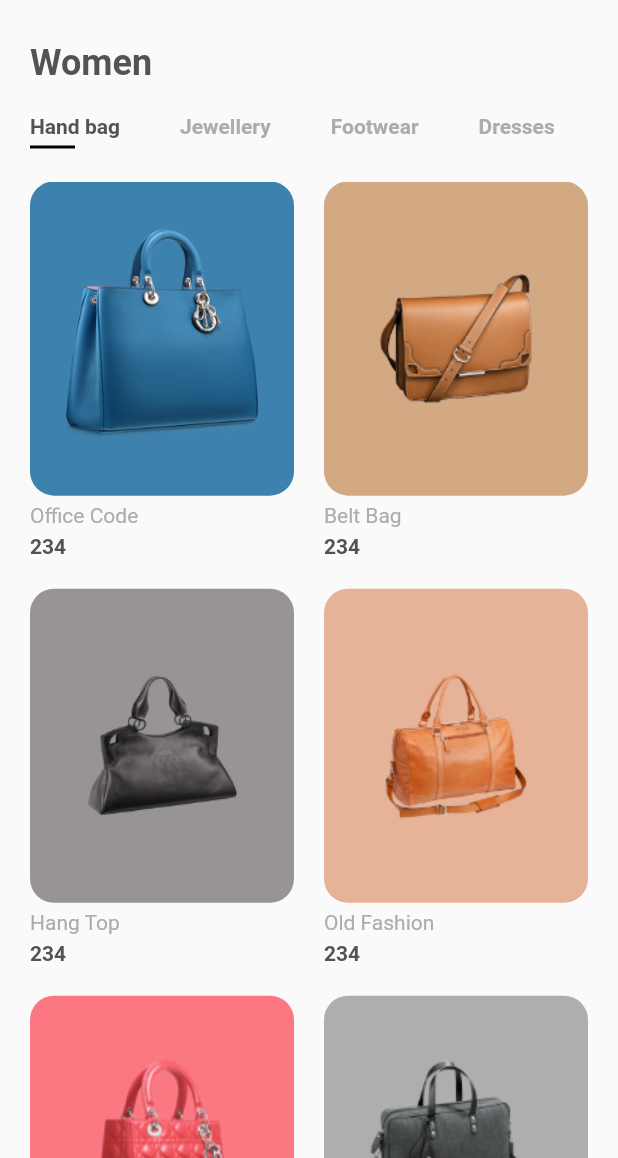
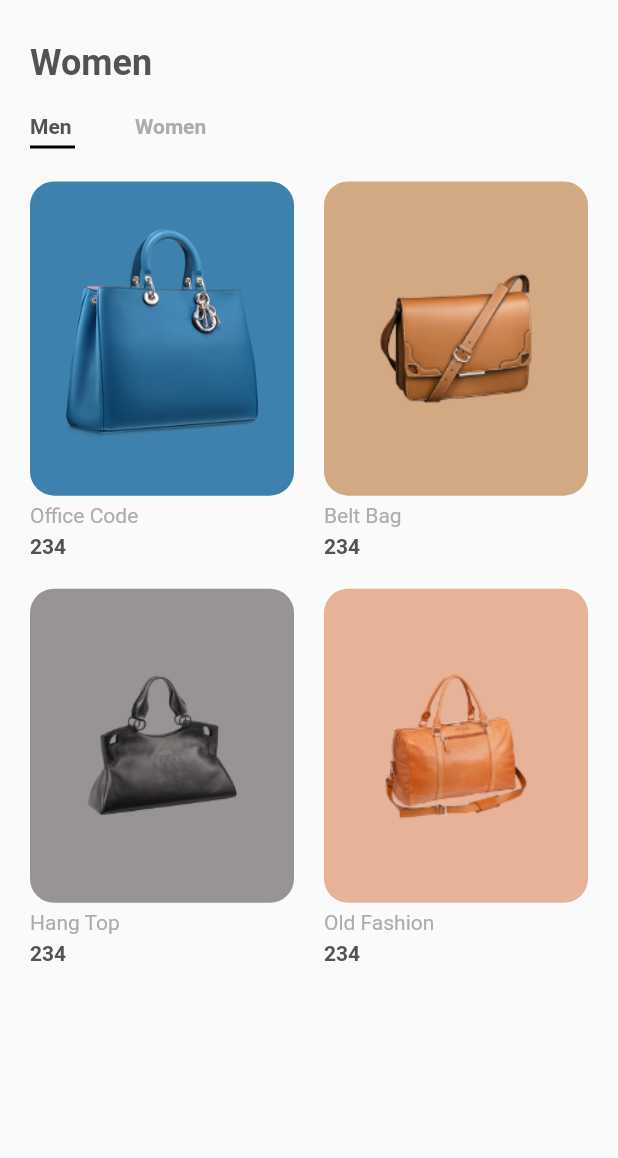
Before and after one commit to moktadirkhan/Shop-Apps, a Flutter app: the screen it shows after launch, on a phone screen of 412 x 824 dp, the part 78-1236 px from its top. Run offline on Flutter 3.47's test engine with Material 2 defaults, Android fonts, the phone set to English and light mode, and no system bars; our stand-ins replace flutter_spinkit, flutter_svg, google_fonts.

Commit message:
dynamic tab switch

```diff
--- a/lib/src/components/categories.dart
+++ b/lib/src/components/categories.dart
@@ -1,17 +1,36 @@
 import 'package:flutter/material.dart';
+import 'package:shop_app/src/models/appData.dart';
+import 'package:shop_app/src/store/store.dart';
 import 'package:shop_app/src/utils/colors.dart';
 //We need statefull widget for our categories
 
 class Categories extends StatefulWidget {
-  const Categories({Key? key}) : super(key: key);
+  final sendDataToParent; // this is a call back function which we will use to send data to parent
+  const Categories({
+    Key? key,
+    this.sendDataToParent,
+  }) : super(key: key);
 
   @override
   _CategoriesState createState() => _CategoriesState();
 }
 
 class _CategoriesState extends State<Categories> {
-  List<String> categories = ["Hand bag", "Jewellery", "Footwear", "Dresses"];
-  int selectedIndex = 0;
+  late AppData appData; // late initilization of appData
+  int selectedIndex = 0; // this is the selected index of the categories
+  void setSelectedIndex(int index) {
+    setState(() {
+      selectedIndex = index; // this is the set state of the selected index
+    });
+  }
+
+  @override
+  void initState() {
+    super.initState();
+    appData = Store.instance
+        .getAppData(); // loading the app data from mock data via Store
+  }
+
   @override
   Widget build(BuildContext context) {
     return Padding(
@@ -20,7 +39,7 @@ class _CategoriesState extends State<Categories> {
         height: 25,
         child: ListView.builder(
           scrollDirection: Axis.horizontal,
-          itemCount: categories.length,
+          itemCount: appData.categories!.length,
           itemBuilder: (context, index) => buildCategory(index),
         ),
       ),
@@ -33,6 +52,7 @@ class _CategoriesState extends State<Categories> {
         setState(() {
           selectedIndex = index;
         });
+        widget.sendDataToParent(index);
       },
       child: Padding(
         padding: const EdgeInsets.symmetric(horizontal: kDefaultPaddin),
@@ -40,22 +60,22 @@ class _CategoriesState extends State<Categories> {
           crossAxisAlignment: CrossAxisAlignment.start,
           children: <Widget>[
             Text(
-                categories[index],
+              appData.categories![index].catgoryName!,
               style: TextStyle(
                 fontWeight: FontWeight.bold,
                 color: selectedIndex == index ? kTextColor : kTextLightColor,
               ),
             ),
-              //for underline the categories
             Container(
-                margin:
-                    EdgeInsets.only(top: kDefaultPaddin / 4), //top padding 5
+              margin: const EdgeInsets.only(
+                top: kDefaultPaddin / 4,
+              ),
               height: 2,
               width: 30,
-                color:
-                    selectedIndex == index ? Colors.black : Colors.transparent,
+              color: selectedIndex == index ? Colors.black : Colors.transparent,
             )
-            ]),
+          ],
+        ),
       ),
     );
   }
--- a/lib/src/mockdata/category_mock_data.dart
+++ b/lib/src/mockdata/category_mock_data.dart
@@ -5,7 +5,7 @@ import 'package:shop_app/src/models/product.dart';
 class CategoryResponse {
   static List<CategoryModel> getDummyCategory() {
     List<Product> mensProduct = ProductMockData.getDummyProduct();
-    List<Product> womensProduct = ProductMockData.getDummyProduct();
+    List<Product> womensProduct = ProductMockData.getWomensDummyProducts();
     CategoryModel category1 = CategoryModel(
       categoryId: 1,
       catgoryName: "Men",
--- a/lib/src/models/product.dart
+++ b/lib/src/models/product.dart
@@ -15,58 +15,3 @@ class Product {
   int? price, size, id;
   Color? color;
 }
-
-List<Product> products = [
-  Product(
-      id: 1,
-      title: "Office Code",
-      price: 234,
-      size: 12,
-      description: dummyText,
-      image: "assets/images/bag_1.png",
-      color: Color(0xFF3D82AE)),
-  Product(
-      id: 2,
-      title: "Belt Bag",
-      price: 234,
-      size: 8,
-      description: dummyText,
-      image: "assets/images/bag_2.png",
-      color: Color(0xFFD3A984)),
-  Product(
-      id: 3,
-      title: "Hang Top",
-      price: 234,
-      size: 10,
-      description: dummyText,
-      image: "assets/images/bag_3.png",
-      color: Color(0xFF989493)),
-  Product(
-      id: 4,
-      title: "Old Fashion",
-      price: 234,
-      size: 11,
-      description: dummyText,
-      image: "assets/images/bag_4.png",
-      color: Color(0xFFE6B398)),
-  Product(
-      id: 5,
-      title: "Office Code",
-      price: 234,
-      size: 12,
-      description: dummyText,
-      image: "assets/images/bag_5.png",
-      color: Color(0xFFFB7883)),
-  Product(
-    id: 6,
-    title: "Office Code",
-    price: 234,
-    size: 12,
-    description: dummyText,
-    image: "assets/images/bag_6.png",
-    color: Color(0xFFAEAEAE),
-  ),
-];
-
-String dummyText =
-    "Lorem Ipsum is simply dummy text of the printing and typesetting industry. Lorem Ipsum has been the industry's standard dummy text ever since. When an unknown printer took a galley.";
--- a/lib/src/pages/home_screen.dart
+++ b/lib/src/pages/home_screen.dart
@@ -1,6 +1,5 @@
 import 'package:flutter/material.dart';
 import 'package:flutter_svg/flutter_svg.dart';
-import 'package:shop_app/router.dart';
 import 'package:shop_app/src/components/categories.dart';
 import 'package:shop_app/src/components/item_card.dart';
 import 'package:shop_app/src/models/appData.dart';
@@ -19,6 +18,16 @@ class HomeScreen extends StatefulWidget {
 
 class _HomeScreenState extends State<HomeScreen> {
   late AppData _appData;
+  int selectedCategory = 0;
+  void getSelectedValueFromChild(selectedValue) {
+    setState(
+      () {
+        selectedCategory = selectedValue;
+      },
+    );
+    // ignore: avoid_print
+    print(selectedCategory);
+  }
 
   @override
   void initState() {
@@ -46,30 +55,20 @@ class _HomeScreenState extends State<HomeScreen> {
 
   Widget buildAppBar(BuildContext context) {
     return Row(
-      // mainAxisAlignment:MainAxisAlignment.spaceBetween,
-      // backgroundColor: Colors.white,
-      // elevation: 0,
-      // leading: IconButton(
-      //   icon: SvgPicture.asset("assets/icons/back.svg"),
-      //   onPressed: () {},
-      // ),
       children: <Widget>[
         IconButton(
           icon: SvgPicture.asset(
             "assets/icons/back.svg",
-            // by default our icon color is white
             color: kTextColor,
           ),
           onPressed: () {},
         ),
-        Spacer(),
-        Container(
-          child: Row(
+        const Spacer(),
+        Row(
           children: [
             IconButton(
               icon: SvgPicture.asset(
                 "assets/icons/search.svg",
-                  // by default our icon color is white
                 color: kTextColor,
               ),
               onPressed: () {},
@@ -83,14 +82,13 @@ class _HomeScreenState extends State<HomeScreen> {
               onPressed: () => Navigator.push(
                 context,
                 MaterialPageRoute(
-                    builder: (context) => Cart(),
+                  builder: (context) => const Cart(),
                 ),
               ),
             ),
           ],
         ),
-        ),
-        SizedBox(width: kDefaultPaddin / 2),
+        const SizedBox(width: kDefaultPaddin / 2),
       ],
     );
   }
@@ -109,13 +107,25 @@ class _HomeScreenState extends State<HomeScreen> {
                 .copyWith(fontWeight: FontWeight.bold),
           ),
         ),
-        Categories(),
-        // ItemCard(),
+        Categories(
+          sendDataToParent: getSelectedValueFromChild,
+        ),
         Expanded(
           child: Padding(
             padding: const EdgeInsets.symmetric(horizontal: kDefaultPaddin),
-            child: GridView.builder(
-              itemCount: products.length,
+            child: _buildProductsGrid(
+              context,
+              _appData.categories![selectedCategory].products!,
+            ),
+          ),
+        ),
+      ],
+    );
+  }
+
+  Widget _buildProductsGrid(BuildContext context, List<Product> productsList) {
+    return GridView.builder(
+      itemCount: productsList.length,
       gridDelegate: const SliverGridDelegateWithFixedCrossAxisCount(
         crossAxisCount: 2,
         mainAxisSpacing: kDefaultPaddin,
@@ -123,20 +133,16 @@ class _HomeScreenState extends State<HomeScreen> {
         childAspectRatio: 0.70,
       ),
       itemBuilder: (context, index) => ItemCard(
-                product: products[index],
+        product: productsList[index],
         press: () => Navigator.push(
           context,
           MaterialPageRoute(
             builder: (context) => ProductDetails(
-                      product: products[index],
+              product: productsList[index],
             ),
           ),
         ),
       ),
-            ),
-          ),
-        ),
-      ],
     );
   }
 }
```
Also changed, not shown: lib/src/mockdata/product_mock_data.dart (+49 -4 lines), lib/src/pages/cart_page.dart (+22 -22 lines), lib/src/pages/details_screen.dart (+0 -7 lines). Lines whose indentation alone changed are shown as unchanged.
